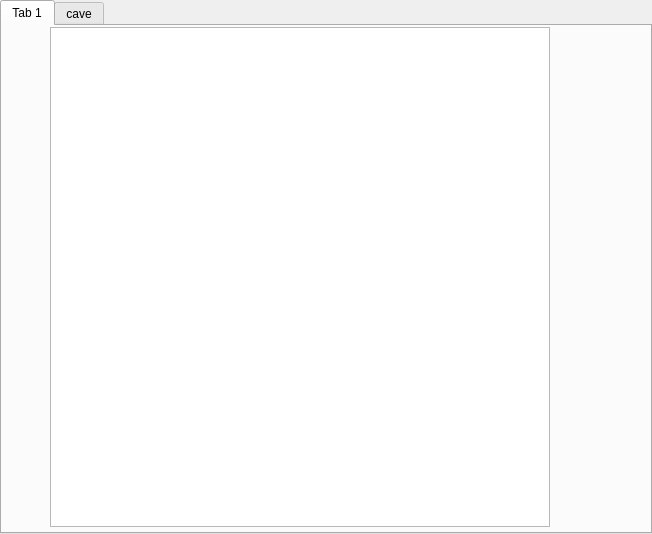
arrowwhi/s21_maze, file src/View/widget.ui: the form before one commit.
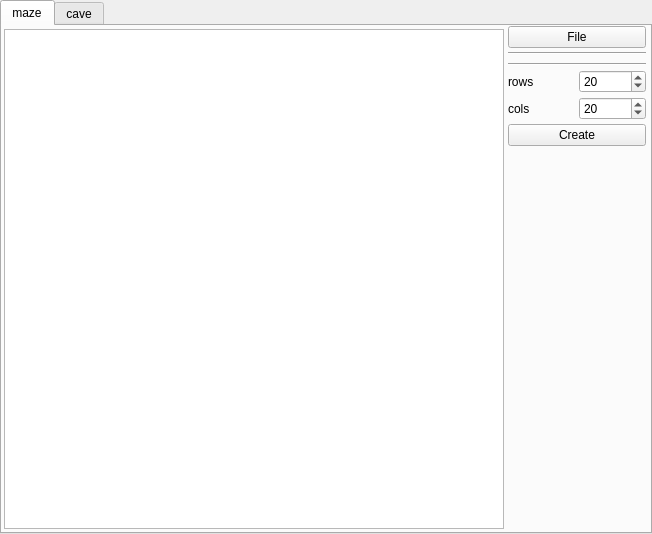
The form after the commit. The open tabs and pages were chosen to show the change.

Commit message: view maze start

The edit to the form file:
```diff
--- a/src/View/widget.ui
+++ b/src/View/widget.ui
@@ -81,36 +81,160 @@
        </sizepolicy>
       </property>
       <attribute name="title">
-       <string>Tab 1</string>
+       <string>maze</string>
       </attribute>
-      <widget class="QGraphicsView" name="graphicsView_2">
-       <property name="geometry">
-        <rect>
-         <x>48</x>
-         <y>1</y>
-         <width>500</width>
-         <height>500</height>
-        </rect>
+      <layout class="QHBoxLayout" name="horizontalLayout_8">
+       <property name="spacing">
+        <number>4</number>
        </property>
-       <property name="minimumSize">
-        <size>
-         <width>500</width>
-         <height>500</height>
-        </size>
+       <property name="leftMargin">
+        <number>2</number>
        </property>
-       <property name="maximumSize">
-        <size>
-         <width>500</width>
-         <height>500</height>
-        </size>
+       <property name="topMargin">
+        <number>0</number>
        </property>
-       <property name="baseSize">
-        <size>
-         <width>0</width>
-         <height>0</height>
-        </size>
+       <property name="rightMargin">
+        <number>4</number>
        </property>
-      </widget>
+       <property name="bottomMargin">
+        <number>0</number>
+       </property>
+       <item>
+        <widget class="QGraphicsView" name="mazeView">
+         <property name="minimumSize">
+          <size>
+           <width>500</width>
+           <height>500</height>
+          </size>
+         </property>
+         <property name="maximumSize">
+          <size>
+           <width>500</width>
+           <height>500</height>
+          </size>
+         </property>
+         <property name="baseSize">
+          <size>
+           <width>0</width>
+           <height>0</height>
+          </size>
+         </property>
+        </widget>
+       </item>
+       <item>
+        <layout class="QVBoxLayout" name="verticalLayout_10">
+         <item>
+          <widget class="QPushButton" name="mazeFile">
+           <property name="text">
+            <string>File</string>
+           </property>
+          </widget>
+         </item>
+         <item>
+          <widget class="Line" name="line_11">
+           <property name="orientation">
+            <enum>Qt::Horizontal</enum>
+           </property>
+          </widget>
+         </item>
+         <item>
+          <spacer name="verticalSpacer_6">
+           <property name="orientation">
+            <enum>Qt::Vertical</enum>
+           </property>
+           <property name="sizeType">
+            <enum>QSizePolicy::Fixed</enum>
+           </property>
+           <property name="sizeHint" stdset="0">
+            <size>
+             <width>20</width>
+             <height>4</height>
+            </size>
+           </property>
+          </spacer>
+         </item>
+         <item>
+          <widget class="Line" name="line_12">
+           <property name="orientation">
+            <enum>Qt::Horizontal</enum>
+           </property>
+          </widget>
+         </item>
+         <item>
+          <layout class="QHBoxLayout" name="horizontalLayout_7">
+           <item>
+            <layout class="QVBoxLayout" name="verticalLayout_9">
+             <item>
+              <widget class="QLabel" name="label_9">
+               <property name="text">
+                <string>rows</string>
+               </property>
+              </widget>
+             </item>
+             <item>
+              <widget class="QLabel" name="label_8">
+               <property name="text">
+                <string>cols</string>
+               </property>
+              </widget>
+             </item>
+            </layout>
+           </item>
+           <item>
+            <layout class="QVBoxLayout" name="verticalLayout_8">
+             <item>
+              <widget class="QSpinBox" name="mazeRows">
+               <property name="minimum">
+                <number>1</number>
+               </property>
+               <property name="maximum">
+                <number>111</number>
+               </property>
+               <property name="value">
+                <number>20</number>
+               </property>
+              </widget>
+             </item>
+             <item>
+              <widget class="QSpinBox" name="mazeCols">
+               <property name="minimum">
+                <number>1</number>
+               </property>
+               <property name="maximum">
+                <number>111</number>
+               </property>
+               <property name="value">
+                <number>20</number>
+               </property>
+              </widget>
+             </item>
+            </layout>
+           </item>
+          </layout>
+         </item>
+         <item>
+          <widget class="QPushButton" name="pushButton">
+           <property name="text">
+            <string>Create</string>
+           </property>
+          </widget>
+         </item>
+         <item>
+          <spacer name="verticalSpacer_7">
+           <property name="orientation">
+            <enum>Qt::Vertical</enum>
+           </property>
+           <property name="sizeHint" stdset="0">
+            <size>
+             <width>20</width>
+             <height>40</height>
+            </size>
+           </property>
+          </spacer>
+         </item>
+        </layout>
+       </item>
+      </layout>
      </widget>
      <widget class="QWidget" name="cave">
       <attribute name="title">
```
Left out of the diff: 10 changed lines with no effect on the pictures. The commit also changes 3 other files.
